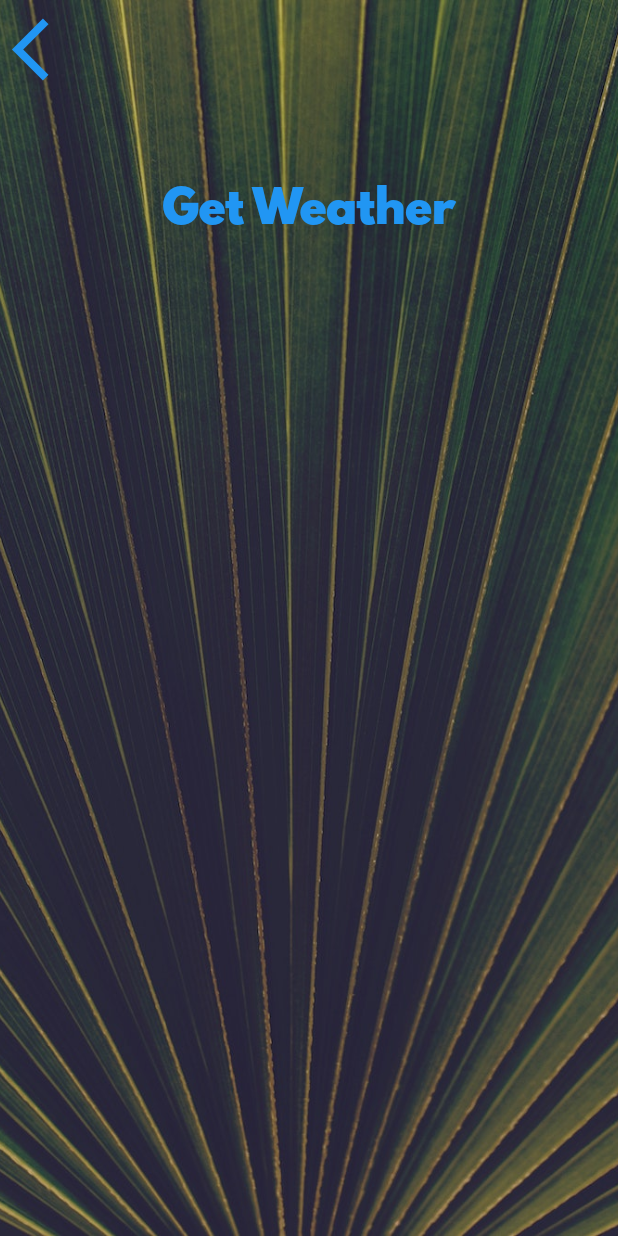
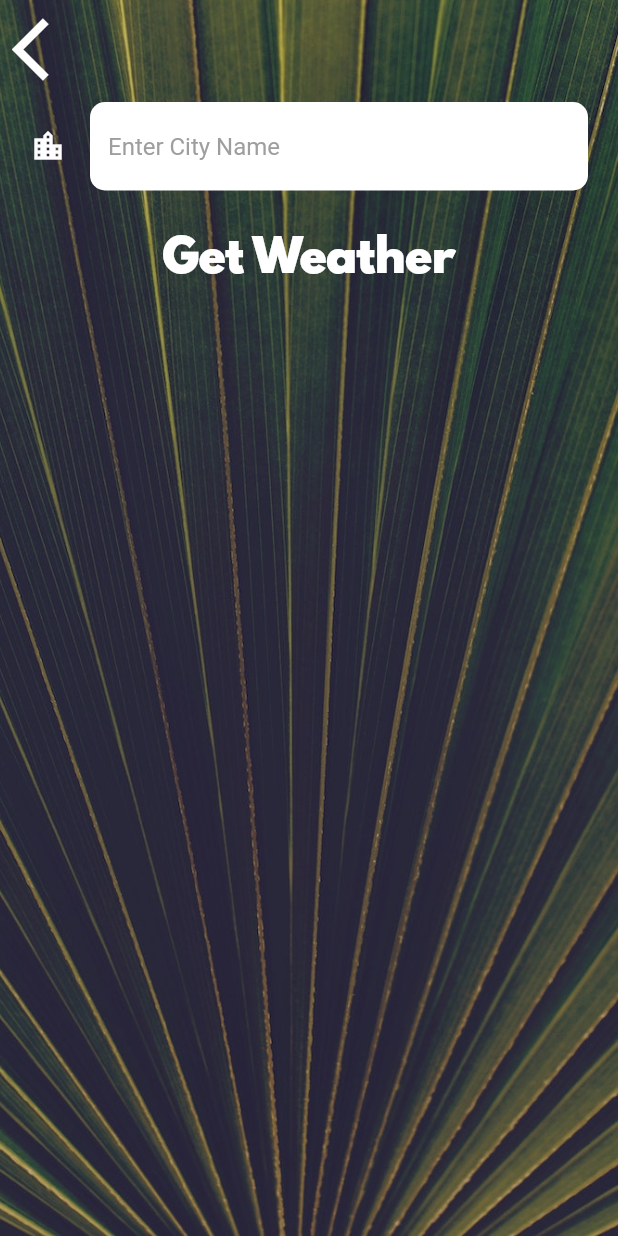
Before and after one commit to narmuni123/weather-application-prac, a Flutter app: the CityScreen screen opened directly, on a phone screen of 412 x 824 dp. Run offline on Flutter 3.47's test engine with Material 2 defaults, Android fonts, the phone set to English and light mode, and no system bars; our stand-ins replace flutter_spinkit, geolocator; network calls fail.

Commit message:
Final app

```diff
--- a/lib/main.dart
+++ b/lib/main.dart
@@ -13,7 +13,7 @@ class MyApp extends StatelessWidget {
   Widget build(BuildContext context) {
     return MaterialApp(
       debugShowCheckedModeBanner: false,
-      title: 'Flutter Demo',
+      title: 'Weather App',
       theme: ThemeData.dark(),
       home: const LoadingScreen(),
     );
--- a/lib/screens/city_screen.dart
+++ b/lib/screens/city_screen.dart
@@ -9,6 +9,8 @@ class CityScreen extends StatefulWidget {
 }
 
 class _CityScreenState extends State<CityScreen> {
+  String? cityName;
+
   @override
   Widget build(BuildContext context) {
     return Scaffold(
@@ -25,9 +27,11 @@ class _CityScreenState extends State<CityScreen> {
             children: <Widget>[
               Align(
                 alignment: Alignment.topLeft,
-                child: TextButton(
-                  onPressed: () {},
-                  child: const Icon(
+                child: IconButton(
+                  onPressed: () {
+                    Navigator.pop(context);
+                  },
+                  icon: const Icon(
                     Icons.arrow_back_ios,
                     size: 50.0,
                   ),
@@ -35,10 +39,20 @@ class _CityScreenState extends State<CityScreen> {
               ),
               Container(
                 padding: const EdgeInsets.all(20.0),
-                child: null,
+                child: TextField(
+                  style: const TextStyle(
+                    color: Colors.black,
+                  ),
+                  decoration: kTextFieldInputDecoration,
+                  onChanged: (value) {
+                    cityName = value;
+                  },
+                ),
               ),
-              TextButton(
-                onPressed: () {},
+              GestureDetector(
+                onTap: () {
+                  Navigator.pop(context, cityName);
+                },
                 child: const Text(
                   'Get Weather',
                   style: kButtonTextStyle,
--- a/lib/utilities/constants.dart
+++ b/lib/utilities/constants.dart
@@ -18,3 +18,22 @@ const kButtonTextStyle = TextStyle(
 const kConditionTextStyle = TextStyle(
   fontSize: 100.0,
 );
+
+const kTextFieldInputDecoration = InputDecoration(
+  filled: true,
+  fillColor: Colors.white,
+  icon: Icon(
+    Icons.location_city,
+    color: Colors.white,
+  ),
+  hintText: 'Enter City Name',
+  hintStyle: TextStyle(
+    color: Colors.grey,
+  ),
+  border: OutlineInputBorder(
+    borderRadius: BorderRadius.all(
+      Radius.circular(10.0),
+    ),
+    borderSide: BorderSide.none,
+  ),
+);
--- a/lib/utilities/urls.dart
+++ b/lib/utilities/urls.dart
@@ -1,7 +1,12 @@
 class Urls{
   final String _apiKey = "c0a293fd35c0767856b826b38963a3b6";
+  final String _networkUrl = "https://api.openweathermap.org/data/2.5/weather";
 
   String getApiKey(){
     return _apiKey;
   }
+
+  String getNetworkUrl(){
+    return _networkUrl;
+  }
 }
```
Also changed, not shown: lib/screens/loading_screen.dart (+8 -25 lines), lib/screens/location_screen.dart (+70 -15 lines), lib/services/networking.dart (+13 -4 lines), lib/services/weather.dart (+27 -0 lines), 1 other file.
